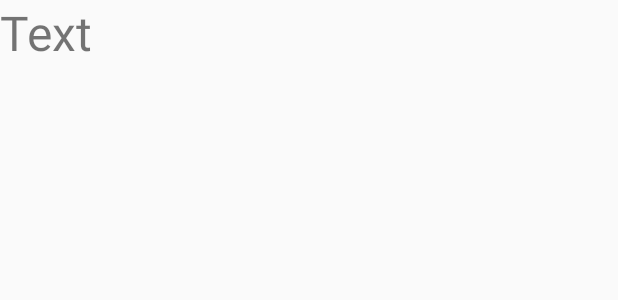
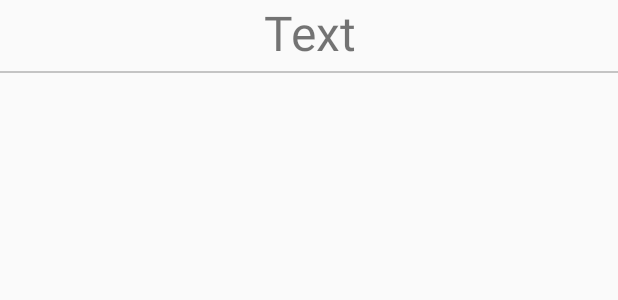
Before and after one commit to SuperHaker/AUCExample, an Android app: the layout my_data_list_layout.xml on its own in the app's theme, with its tools: preview values and no code run, on a phone screen of 412 x 824 dp. Shown: the top 300 px of the screen. Run offline under Robolectric (Android 15) with nearby library versions, the phone set to English and light mode, and no system bars; network calls fail.

Commit message:
Will it reach her?

```diff
--- a/app/src/main/res/layout/my_data_list_layout.xml
+++ b/app/src/main/res/layout/my_data_list_layout.xml
@@ -1,8 +1,26 @@
+<LinearLayout
+    xmlns:android="http://schemas.android.com/apk/res/android"
+    android:layout_width="wrap_content"
+    android:orientation="vertical"
+    android:layout_height="wrap_content" >
+
+
+
 <TextView
     xmlns:android="http://schemas.android.com/apk/res/android"
     android:id="@+id/product"
-    android:layout_width="wrap_content"
+    android:gravity="center"
+    android:layout_width="match_parent"
     android:layout_height="wrap_content"
     android:textSize="32sp"
     android:text="Text"
   />
+
+    <View
+        android:layout_marginBottom="4dp"
+        android:layout_marginTop="4dp"
+        android:layout_width="match_parent"
+        android:layout_height="1dp"
+        android:background="#c4c4c4" />
+
+</LinearLayout>
```
Also changed, not shown: app/src/main/java/com/example/android/testapp/MyDataAdapter.java (+37 -5 lines), app/src/main/res/layout/fragment_my_data.xml (+16 -1 lines).
